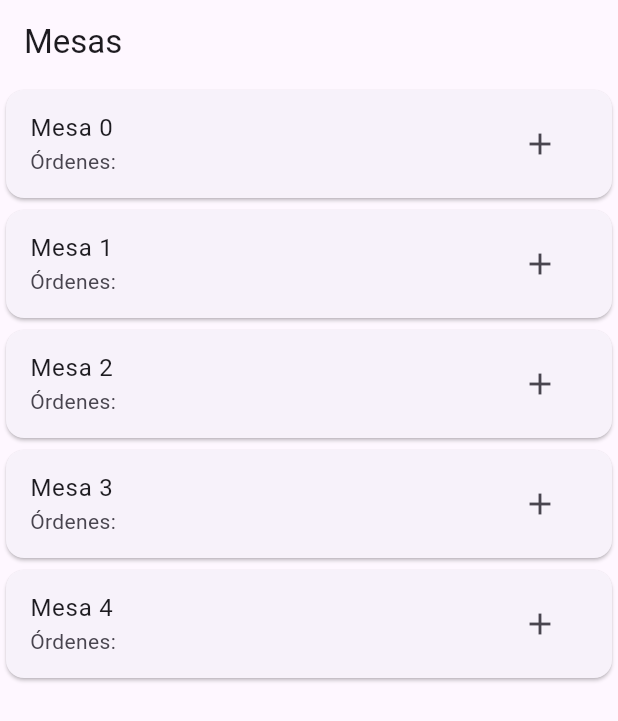
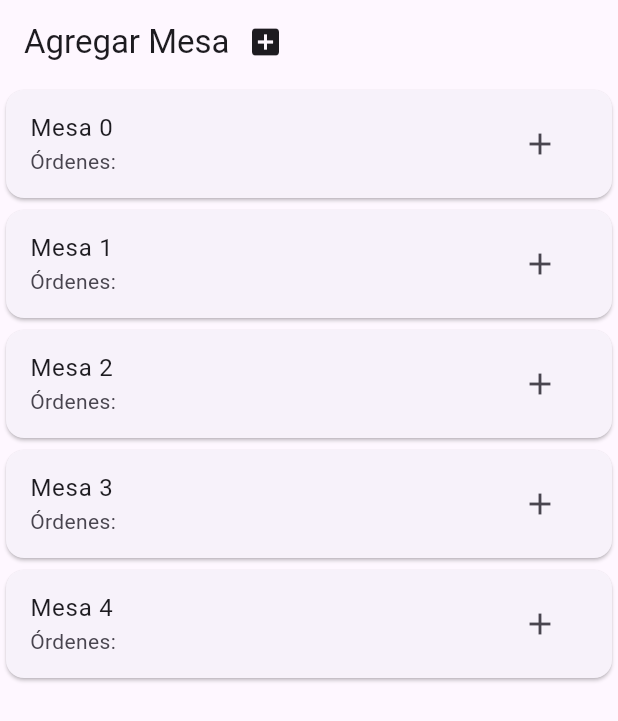
Before and after one commit to KaDrD69/estados_flutter_StreamController, a Flutter app: the screen it shows after launch, on a phone screen of 412 x 824 dp. Shown: the top 721 px of the screen. Run offline on Flutter 3.47's test engine with Material 3 defaults, Android fonts, the light colour scheme and no system bars.

Commit message:
usando StreamController

```diff
--- a/lib/main.dart
+++ b/lib/main.dart
@@ -1,12 +1,10 @@
 import 'package:flutter/material.dart';
-import 'package:flutter_estados3/blocs/counter_table_bloc.dart';
 import 'package:flutter_estados3/ui/screens/my_home.dart';
 
 void main() {
   runApp(const MainApp());
 }
 
-CounterTableBloc counterTableBloc = CounterTableBloc();
 
 class MainApp extends StatelessWidget {
   const MainApp({super.key});
@@ -14,10 +12,7 @@ class MainApp extends StatelessWidget {
   @override
   Widget build(BuildContext context) {
     return MaterialApp(
-      home: Scaffold(
-        appBar: AppBar(title: Text("Mesas")),
-        body: MyHome(counterTableBloc: counterTableBloc),
-      ),
+      home: MyHome()
     );
   }
 }
--- a/lib/ui/screens/my_home.dart
+++ b/lib/ui/screens/my_home.dart
@@ -1,11 +1,8 @@
 import 'package:flutter/material.dart';
-import 'package:flutter_estados3/blocs/counter_table_bloc.dart';
-import 'package:flutter_estados3/main.dart';
 import 'package:flutter_estados3/ui/widgets/table_list_page.dart';
 
 class MyHome extends StatefulWidget {
-  const MyHome({super.key, required this.counterTableBloc});
-  final CounterTableBloc counterTableBloc;
+  const MyHome({super.key});
 
   @override
   State<MyHome> createState() => _MyHomeState();
@@ -15,6 +12,19 @@ class _MyHomeState extends State<MyHome> {
 
   @override
   Widget build(BuildContext context) {
-    return TableWidget(counterTableBloc: counterTableBloc);
+    return Scaffold(
+      appBar: AppBar(
+        title: Row(
+          children: [
+            Text("Agregar Mesa"),
+            IconButton(
+              onPressed: (){},
+              icon: Icon(Icons.add_box)
+            )
+          ],
+        ),
+      ),
+      body: TableWidget(),
+    );
   }
 }
--- a/lib/ui/widgets/table_list_page.dart
+++ b/lib/ui/widgets/table_list_page.dart
@@ -2,11 +2,11 @@ import 'package:flutter/material.dart';
 import 'package:flutter_estados3/blocs/counter_table_bloc.dart';
 
 class TableWidget extends StatelessWidget {
-  const TableWidget({super.key, required this.counterTableBloc});
-  final CounterTableBloc counterTableBloc;
+  const TableWidget({super.key});
 
   @override
   Widget build(BuildContext context) {
+  CounterTableBloc counterTableBloc = CounterTableBloc();
 
     return ListView.builder(
       itemCount: counterTableBloc.counter,
```
